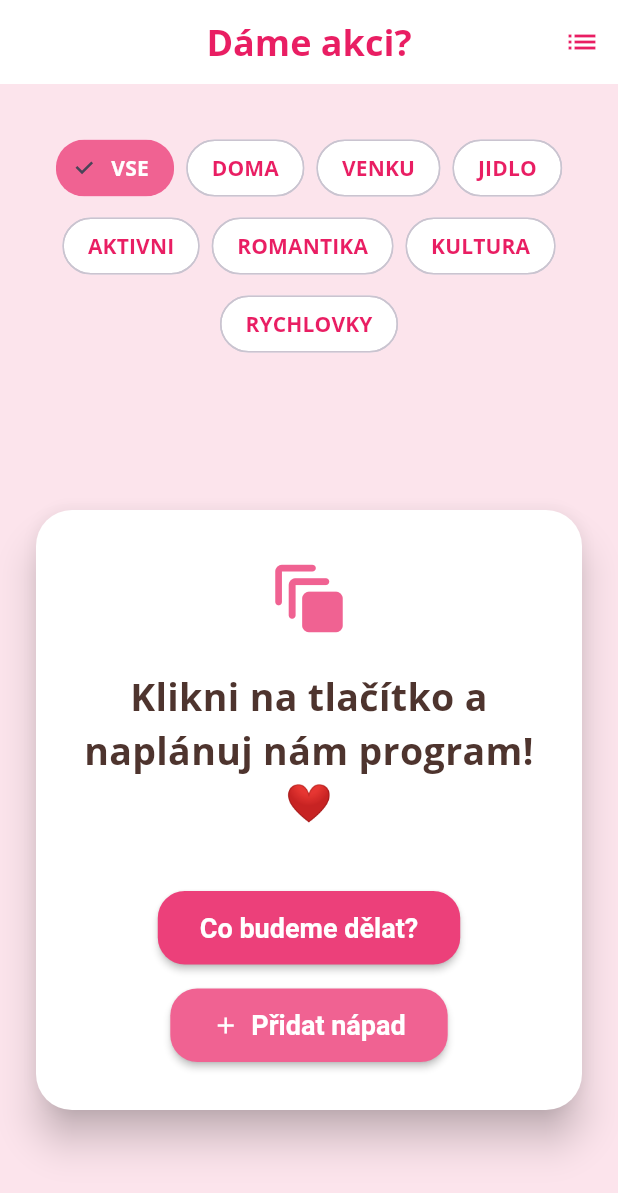
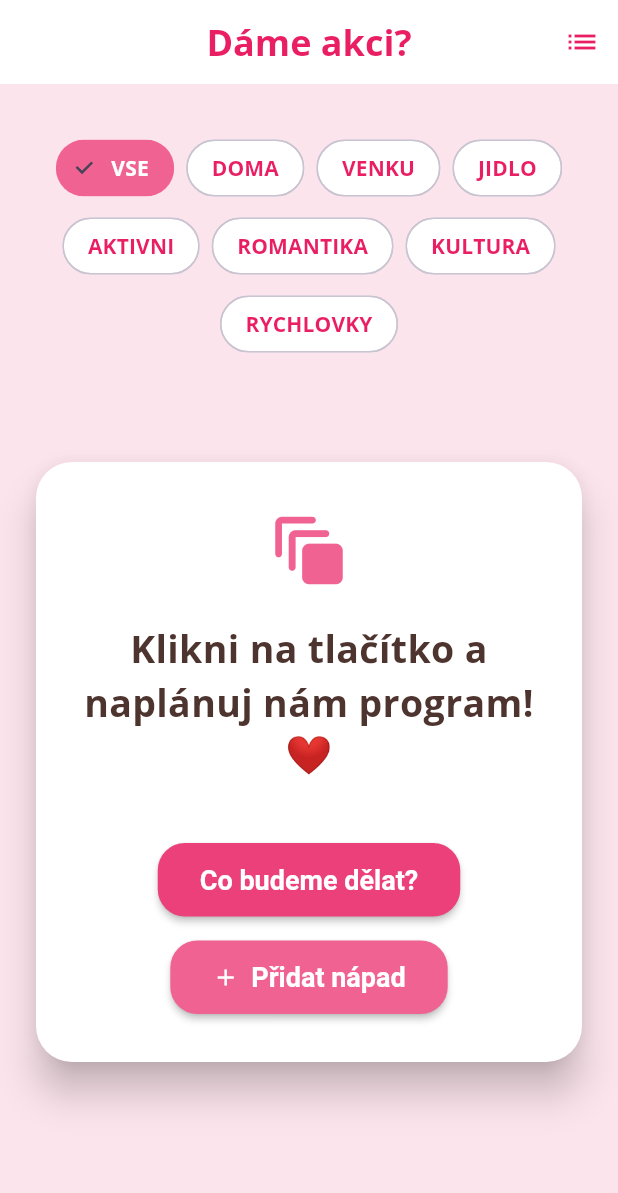
Before and after one commit to hrosicka/great-weekend, a Flutter app: the screen it shows after launch, on a phone screen of 412 x 824 dp. Shown: the top 1193 px of the screen. Run offline on Flutter 3.47's test engine with Material 3 defaults, Android fonts, the phone set to English and light mode, and no system bars; our stand-ins replace google_fonts, shared_preferences.

Commit message:
style: adjust card margin to improve bottom spacing

```diff
--- a/lib/main.dart
+++ b/lib/main.dart
@@ -390,7 +390,7 @@ class _IdeaScreenState extends State<IdeaScreen> {
                 Expanded(
                   child: Center(
                     child: Card(
-                      margin: const EdgeInsets.all(24),
+                      margin: const EdgeInsets.only(left: 24, right: 24, top: 16, bottom: 80),
                       child: Padding(
                         padding: const EdgeInsets.all(32.0),
                         child: Column(
```
